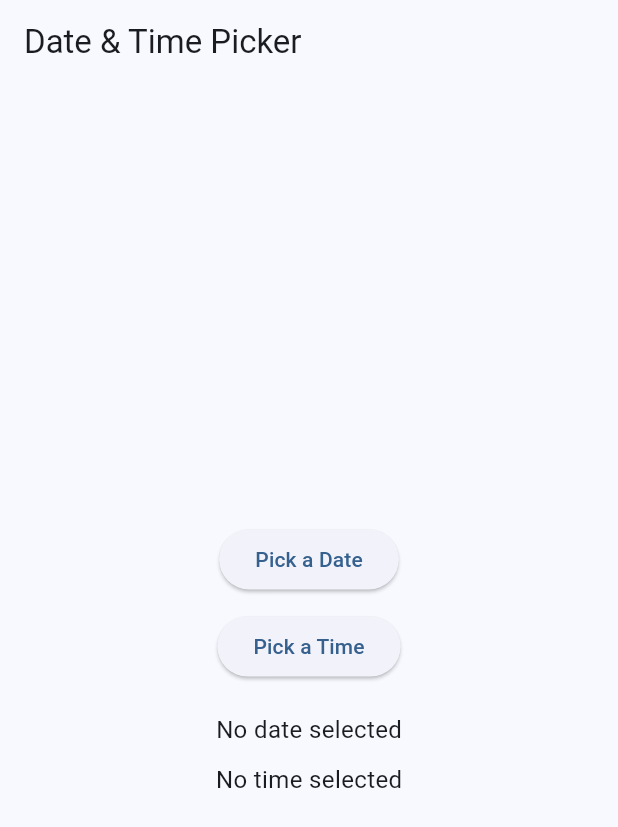
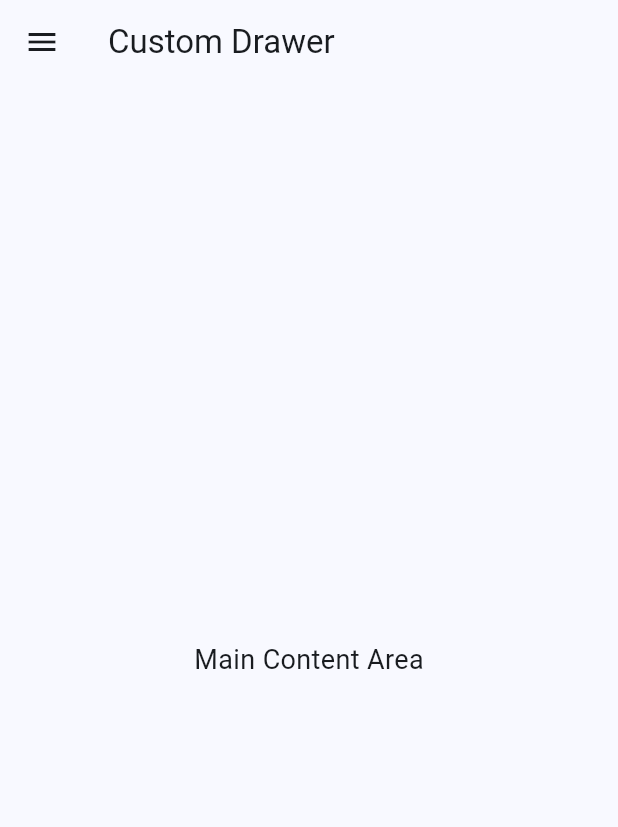
Before and after one commit to shaf1501/track_shaf, a Flutter app: the screen it shows after launch, on a phone screen of 412 x 824 dp. Shown: the top 827 px of the screen. Run offline on Flutter 3.47's test engine with Material 3 defaults, Android fonts, the light colour scheme and no system bars.

Commit message:
problem19

```diff
--- a/lib/main.dart
+++ b/lib/main.dart
@@ -1,101 +1,145 @@
 import 'package:flutter/material.dart';
 
 void main() {
-  runApp(const DateTimePickerApp());
+  runApp(const CustomDrawerApp());
 }
 
-class DateTimePickerApp extends StatelessWidget {
-  const DateTimePickerApp({super.key});
+class CustomDrawerApp extends StatelessWidget {
+  const CustomDrawerApp({super.key});
 
   @override
   Widget build(BuildContext context) {
     return MaterialApp(
-      title: 'Date & Time Picker',
+      title: 'Custom Drawer',
       theme: ThemeData(
         useMaterial3: true,
         colorScheme: ColorScheme.fromSeed(seedColor: Colors.blue),
       ),
-      home: const DateTimePickerScreen(),
+      home: const CustomDrawerScreen(),
     );
   }
 }
 
-class DateTimePickerScreen extends StatefulWidget {
-  const DateTimePickerScreen({super.key});
+class CustomDrawerScreen extends StatefulWidget {
+  const CustomDrawerScreen({super.key});
 
   @override
-  State<DateTimePickerScreen> createState() => _DateTimePickerScreenState();
+  State<CustomDrawerScreen> createState() => _CustomDrawerScreenState();
 }
 
-class _DateTimePickerScreenState extends State<DateTimePickerScreen> {
-  DateTime? _selectedDate;
-  TimeOfDay? _selectedTime;
+class _CustomDrawerScreenState extends State<CustomDrawerScreen>
+    with SingleTickerProviderStateMixin {
+  late AnimationController _animationController;
+  late Animation<Offset> _slideAnimation;
+  late Animation<double> _fadeAnimation;
 
-  void _pickDate() async {
-    DateTime? pickedDate = await showDatePicker(
-      context: context,
-      initialDate: DateTime.now(),
-      firstDate: DateTime(2000),
-      lastDate: DateTime(2100),
+  @override
+  void initState() {
+    super.initState();
+    _animationController = AnimationController(
+      vsync: this,
+      duration: const Duration(milliseconds: 300),
     );
 
-    if (pickedDate != null) {
-      setState(() {
-        _selectedDate = pickedDate;
-      });
+    _slideAnimation = Tween<Offset>(
+      begin: const Offset(-1.0, 0.0),
+      end: Offset.zero,
+    ).animate(CurvedAnimation(
+      parent: _animationController,
+      curve: Curves.easeInOut,
+    ));
+
+    _fadeAnimation = Tween<double>(
+      begin: 0.0,
+      end: 1.0,
+    ).animate(CurvedAnimation(
+      parent: _animationController,
+      curve: Curves.easeInOut,
+    ));
+  }
+
+  void _toggleDrawer() {
+    if (_animationController.isDismissed) {
+      _animationController.forward();
+    } else {
+      _animationController.reverse();
     }
   }
 
-  void _pickTime() async {
-    TimeOfDay? pickedTime = await showTimePicker(
-      context: context,
-      initialTime: TimeOfDay.now(),
-    );
-
-    if (pickedTime != null) {
-      setState(() {
-        _selectedTime = pickedTime;
-      });
-    }
+  @override
+  void dispose() {
+    _animationController.dispose();
+    super.dispose();
   }
 
   @override
   Widget build(BuildContext context) {
     return Scaffold(
-      appBar: AppBar(title: const Text('Date & Time Picker')),
-      body: Center(
-        child: Padding(
-          padding: const EdgeInsets.all(16.0),
+      appBar: AppBar(
+        title: const Text('Custom Drawer'),
+        leading: IconButton(
+          icon: const Icon(Icons.menu),
+          onPressed: _toggleDrawer,
+        ),
+      ),
+      body: Stack(
+        children: [
+          const Center(
+            child: Text(
+              'Main Content Area',
+              style: TextStyle(fontSize: 18),
+            ),
+          ),
+          SlideTransition(
+            position: _slideAnimation,
+            child: FadeTransition(
+              opacity: _fadeAnimation,
+              child: SafeArea(
+                child: Container(
+                  width: 250,
+                  color: Colors.blue[100],
                   child: Column(
-            mainAxisSize: MainAxisSize.min,
+                    crossAxisAlignment: CrossAxisAlignment.start,
                     children: [
-              ElevatedButton(
-                onPressed: _pickDate,
-                child: const Text('Pick a Date'),
+                      const Padding(
+                        padding: EdgeInsets.all(16.0),
+                        child: Text(
+                          'Menu',
+                          style: TextStyle(
+                            fontSize: 20,
+                            fontWeight: FontWeight.bold,
                           ),
-              const SizedBox(height: 10),
-              ElevatedButton(
-                onPressed: _pickTime,
-                child: const Text('Pick a Time'),
                         ),
-              const SizedBox(height: 20),
-              Text(
-                _selectedDate != null
-                    ? 'Selected Date: ${_selectedDate!.toLocal()}'.split(' ')[0]
-                    : 'No date selected',
-                style: const TextStyle(fontSize: 16),
                       ),
-              const SizedBox(height: 10),
-              Text(
-                _selectedTime != null
-                    ? 'Selected Time: ${_selectedTime!.format(context)}'
-                    : 'No time selected',
-                style: const TextStyle(fontSize: 16),
+                      ListTile(
+                        leading: const Icon(Icons.home),
+                        title: const Text('Home'),
+                        onTap: () {
+                          // Handle Home action
+                        },
+                      ),
+                      ListTile(
+                        leading: const Icon(Icons.settings),
+                        title: const Text('Settings'),
+                        onTap: () {
+                          // Handle Settings action
+                        },
+                      ),
+                      ListTile(
+                        leading: const Icon(Icons.logout),
+                        title: const Text('Logout'),
+                        onTap: () {
+                          // Handle Logout action
+                        },
                       ),
                     ],
                   ),
                 ),
               ),
+            ),
+          ),
+        ],
+      ),
     );
   }
 }
```
Lines whose indentation alone changed are shown as unchanged.
